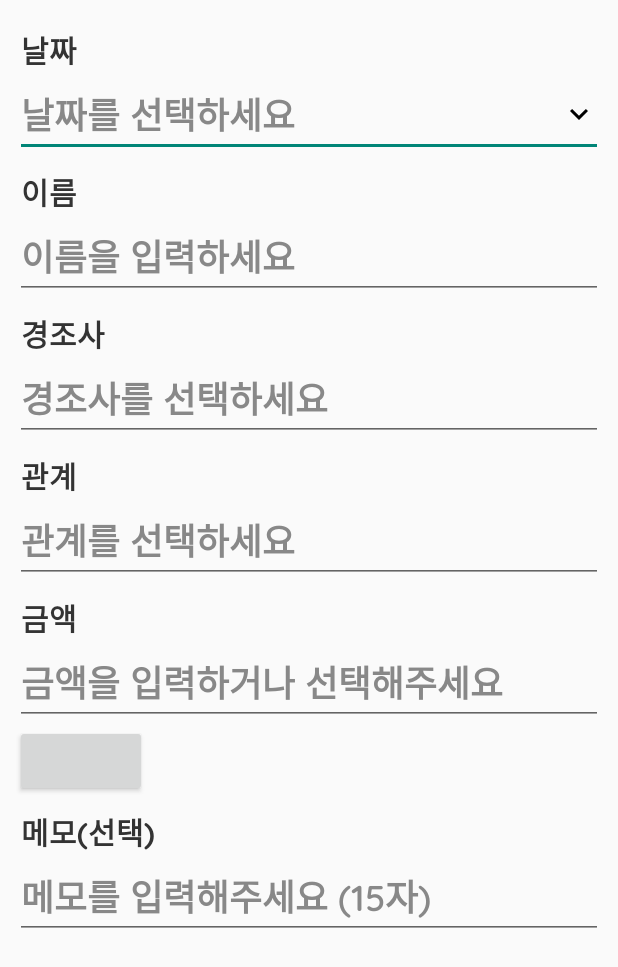
After one commit to devmk1090/EventManager, an Android app: the layout activity_inout_rev.xml on its own in the app's theme, with its tools: preview values and no code run, on a phone screen of 412 x 824 dp. The commit adds this screen. Shown: the top 967 px of the screen. Run offline under Robolectric (Android 15) with nearby library versions, the phone set to English and light mode, and no system bars.

Commit message:
Update version code, Add quicksand font and Modify layout

```diff
--- a/app/build.gradle
+++ b/app/build.gradle
@@ -8,8 +8,8 @@ android {
         minSdkVersion 21
         targetSdkVersion 31
         multiDexEnabled true
-        versionCode 6
-        versionName "1.5"
+        versionCode 8
+        versionName "1.7"
         testInstrumentationRunner "androidx.test.runner.AndroidJUnitRunner"
     }
     buildTypes {
@@ -37,4 +37,5 @@ dependencies {
     implementation 'com.google.android.material:material:1.2.0-alpha01'
     implementation files('libs/poi-4.0.1.jar')
     implementation fileTree(dir: 'libs', include: ['*.aar', '*.jar'], exclude: [])
+    implementation("androidx.work:work-runtime-ktx:2.7.1")
 }
--- /dev/null
+++ b/app/src/main/res/drawable/ic_baseline_keyboard_arrow_down_24.xml
@@ -0,0 +1,5 @@
+<vector android:height="24dp" android:tint="#000000"
+    android:viewportHeight="24" android:viewportWidth="24"
+    android:width="24dp" xmlns:android="http://schemas.android.com/apk/res/android">
+    <path android:fillColor="@android:color/white" android:pathData="M7.41,8.59L12,13.17l4.59,-4.58L18,10l-6,6 -6,-6 1.41,-1.41z"/>
+</vector>
--- /dev/null
+++ b/app/src/main/res/layout/activity_inout_rev.xml
@@ -0,0 +1,181 @@
+<?xml version="1.0" encoding="utf-8"?>
+<androidx.constraintlayout.widget.ConstraintLayout xmlns:android="http://schemas.android.com/apk/res/android"
+    android:layout_width="match_parent"
+    android:layout_height="match_parent"
+    xmlns:app="http://schemas.android.com/apk/res-auto">
+
+    <androidx.constraintlayout.widget.ConstraintLayout
+        android:layout_margin="10dp"
+        app:layout_constraintTop_toTopOf="parent"
+        app:layout_constraintBottom_toBottomOf="parent"
+        app:layout_constraintStart_toStartOf="parent"
+        app:layout_constraintEnd_toEndOf="parent"
+        android:orientation="vertical"
+        android:layout_width="match_parent"
+        android:layout_height="match_parent">
+
+        <LinearLayout
+            android:id="@+id/container_date"
+            android:layout_marginTop="8dp"
+            app:layout_constraintTop_toTopOf="parent"
+            app:layout_constraintStart_toStartOf="parent"
+            app:layout_constraintEnd_toEndOf="parent"
+            android:orientation="vertical"
+            android:layout_width="match_parent"
+            android:layout_height="0dp">
+            <TextView
+                android:paddingStart="4dp"
+                android:text="날짜"
+                android:textSize="20sp"
+                android:textColor="@color/black_3"
+                android:fontFamily="@font/quicksand_bold"
+                android:layout_width="wrap_content"
+                android:layout_height="wrap_content"/>
+            <EditText
+                android:drawableEnd="@drawable/ic_baseline_keyboard_arrow_down_24"
+                android:hint="날짜를 선택하세요"
+                android:textSize="24sp"
+                android:textColorHint="@color/black_8"
+                android:fontFamily="@font/quicksand_semibold"
+                android:layout_width="match_parent"
+                android:layout_height="wrap_content"/>
+        </LinearLayout>
+
+        <LinearLayout
+            android:id="@+id/container_name"
+            android:layout_marginTop="8dp"
+            app:layout_constraintTop_toBottomOf="@+id/container_date"
+            app:layout_constraintStart_toStartOf="parent"
+            app:layout_constraintEnd_toEndOf="parent"
+            android:orientation="vertical"
+            android:layout_width="match_parent"
+            android:layout_height="0dp">
+            <TextView
+                android:paddingStart="4dp"
+                android:text="이름"
+                android:textSize="20sp"
+                android:textColor="@color/black_3"
+                android:fontFamily="@font/quicksand_bold"
+                android:layout_width="wrap_content"
+                android:layout_height="wrap_content"/>
+            <EditText
+                android:hint="이름을 입력하세요"
+                android:textSize="24sp"
+                android:textColorHint="@color/black_8"
+                android:fontFamily="@font/quicksand_semibold"
+                android:layout_width="match_parent"
+                android:layout_height="wrap_content"/>
+        </LinearLayout>
+
+        <LinearLayout
+            android:id="@+id/container_event"
+            android:layout_marginTop="8dp"
+            app:layout_constraintTop_toBottomOf="@+id/container_name"
+            app:layout_constraintStart_toStartOf="parent"
+            app:layout_constraintEnd_toEndOf="parent"
+            android:orientation="vertical"
+            android:layout_width="match_parent"
+            android:layout_height="0dp">
+            <TextView
+                android:paddingStart="4dp"
+                android:text="경조사"
+                android:textSize="20sp"
+                android:textColor="@color/black_3"
+                android:fontFamily="@font/quicksand_bold"
+                android:layout_width="wrap_content"
+                android:layout_height="wrap_content"/>
+            <EditText
+                android:hint="경조사를 선택하세요"
+                android:textSize="24sp"
+                android:textColorHint="@color/black_8"
+                android:fontFamily="@font/quicksand_semibold"
+                android:layout_width="match_parent"
+                android:layout_height="wrap_content"/>
+        </LinearLayout>
+
+        <LinearLayout
+            android:id="@+id/container_relation"
+            android:layout_marginTop="8dp"
+            app:layout_constraintTop_toBottomOf="@+id/container_event"
+            app:layout_constraintStart_toStartOf="parent"
+            app:layout_constraintEnd_toEndOf="parent"
+            android:orientation="vertical"
+            android:layout_width="match_parent"
+            android:layout_height="0dp">
+            <TextView
+                android:paddingStart="4dp"
+                android:text="관계"
+                android:textSize="20sp"
+                android:textColor="@color/black_3"
+                android:fontFamily="@font/quicksand_bold"
+                android:layout_width="wrap_content"
+                android:layout_height="wrap_content"/>
+            <EditText
+                android:hint="관계를 선택하세요"
+                android:textSize="24sp"
+                android:textColorHint="@color/black_8"
+                android:fontFamily="@font/quicksand_semibold"
+                android:layout_width="match_parent"
+                android:layout_height="wrap_content"/>
+        </LinearLayout>
+
+        <LinearLayout
+            android:id="@+id/container_money"
+            android:layout_marginTop="8dp"
+            app:layout_constraintTop_toBottomOf="@+id/container_relation"
+            app:layout_constraintStart_toStartOf="parent"
+            app:layout_constraintEnd_toEndOf="parent"
+            android:orientation="vertical"
+            android:layout_width="match_parent"
+            android:layout_height="0dp">
+            <TextView
+                android:paddingStart="4dp"
+                android:text="금액"
+                android:textSize="20sp"
+                android:textColor="@color/black_3"
+                android:fontFamily="@font/quicksand_bold"
+                android:layout_width="wrap_content"
+                android:layout_height="wrap_content"/>
+            <EditText
+                android:hint="금액을 입력하거나 선택해주세요"
+                android:textSize="24sp"
+                android:textColorHint="@color/black_8"
+                android:fontFamily="@font/quicksand_semibold"
+                android:layout_width="match_parent"
+                android:layout_height="wrap_content"/>
+            <LinearLayout
+                android:orientation="horizontal"
+                android:layout_width="match_parent"
+                android:layout_height="wrap_content">
+                <Button
+                    android:layout_width="wrap_content"
+                    android:layout_height="wrap_content"/>
+            </LinearLayout>
+        </LinearLayout>
+
+        <LinearLayout
+            android:layout_marginTop="8dp"
+            app:layout_constraintTop_toBottomOf="@+id/container_money"
+            app:layout_constraintStart_toStartOf="parent"
+            app:layout_constraintEnd_toEndOf="parent"
+            android:orientation="vertical"
+            android:layout_width="match_parent"
+            android:layout_height="0dp">
+            <TextView
+                android:paddingStart="4dp"
+                android:text="메모(선택)"
+                android:textSize="20sp"
+                android:textColor="@color/black_3"
+                android:fontFamily="@font/quicksand_bold"
+                android:layout_width="wrap_content"
+                android:layout_height="wrap_content"/>
+            <EditText
+                android:hint="메모를 입력해주세요 (15자)"
+                android:textSize="24sp"
+                android:textColorHint="@color/black_8"
+                android:fontFamily="@font/quicksand_semibold"
+                android:layout_width="match_parent"
+                android:layout_height="wrap_content"/>
+        </LinearLayout>
+    </androidx.constraintlayout.widget.ConstraintLayout>
+</androidx.constraintlayout.widget.ConstraintLayout>
--- a/app/src/main/res/values/colors.xml
+++ b/app/src/main/res/values/colors.xml
@@ -5,4 +5,14 @@
     <color name="colorAccent">#D81B60</color>
     <color name="fab_color">#0091FF</color>
     <color name="tab_color">#4DB4FF</color>
+    <color name="black">#000000</color>
+    <color name="black_1">#111111</color>
+    <color name="black_2">#222222</color>
+    <color name="black_3">#333333</color>
+    <color name="black_4">#444444</color>
+    <color name="black_5">#555555</color>
+    <color name="black_6">#666666</color>
+    <color name="black_7">#777777</color>
+    <color name="black_8">#888888</color>
+    <color name="black_9">#999999</color>
 </resources>
```
Also changed, not shown: app/src/main/res/font/quicksand_bold.ttf (added), app/src/main/res/font/quicksand_light.ttf (added), app/src/main/res/font/quicksand_medium.ttf (added), app/src/main/res/font/quicksand_regular.ttf (added), app/src/main/res/font/quicksand_semibold.ttf (added).
